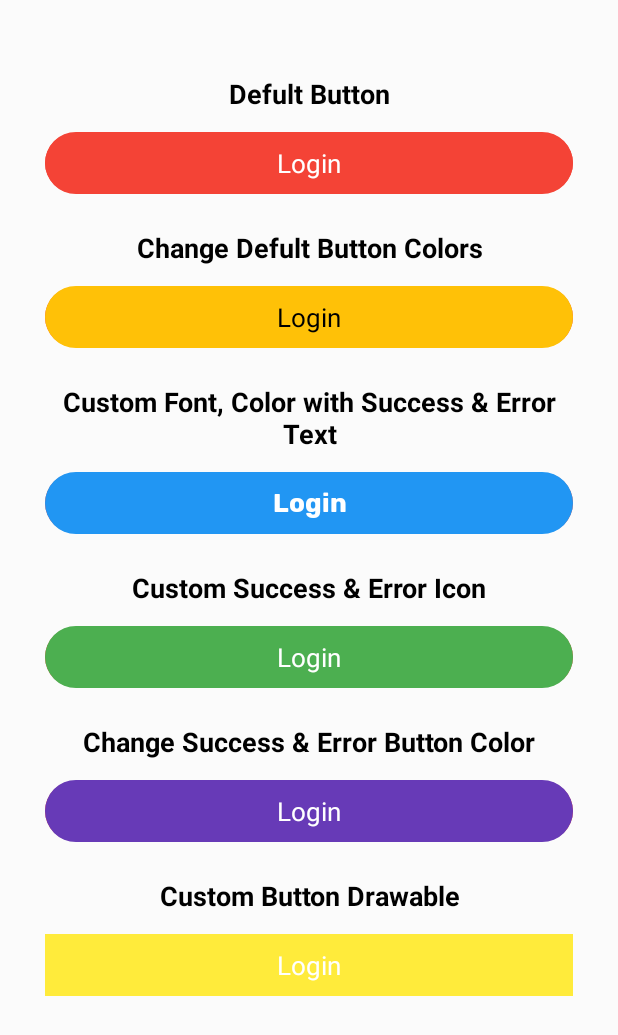
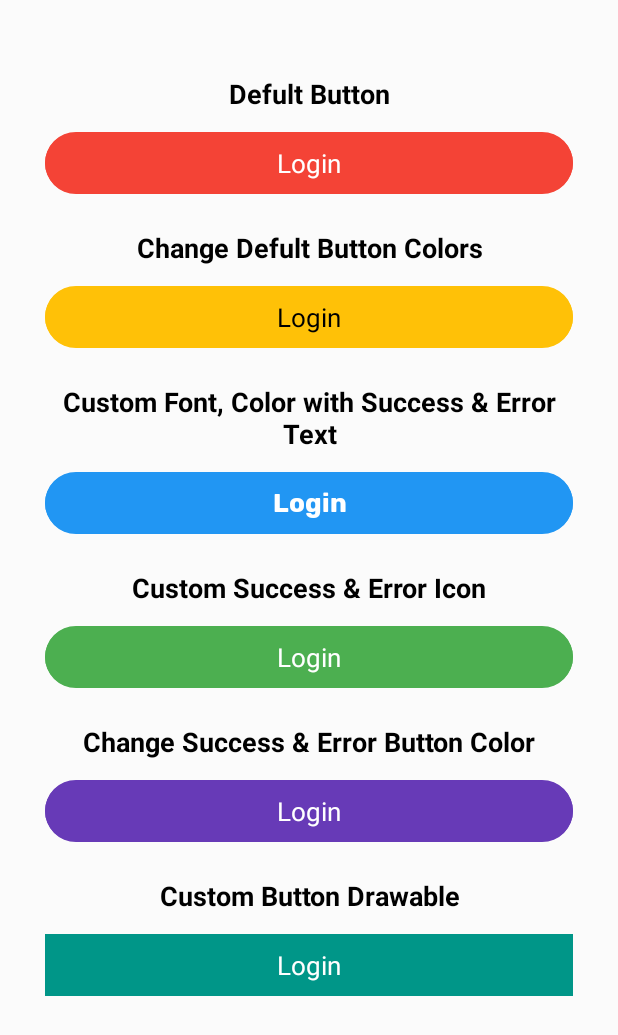
Before and after one commit to smartrk/AndroidLoadingButton, an Android app: the screen it shows after launch (MainActivity), on a phone screen of 412 x 824 dp. Shown: the top 1035 px of the screen. Run offline under Robolectric (Android 15) with nearby library versions, the phone set to English and light mode, and no system bars.

Commit message:
Fix Bug.

```diff
--- a/ProgressButton/src/main/java/com/rk/progressbutton/RkProgressButton.kt
+++ b/ProgressButton/src/main/java/com/rk/progressbutton/RkProgressButton.kt
@@ -39,18 +39,19 @@ open class RkProgressButton(context: Context, attrs: AttributeSet?, defStyleAttr
         val view = LayoutInflater.from(context).inflate(R.layout.rk_progress, this, true)
 //        setOnClickListener(this)
 
-        if (buttonImage == null) {
-            backgroungColor?.let {
-                if (it != -1) {
-                    ImageViewCompat.setImageTintList(buttonCons, ColorStateList.valueOf(it))
-                }
+        buttonImage?.let {
+            buttonCons?.setImageDrawable(it)
+        }
+
+        backgroungColor?.let {
+            if (it != -1) {
+                ImageViewCompat.setImageTintList(buttonCons, ColorStateList.valueOf(it))
+                ImageViewCompat.setImageTintList(buttonCons2, ColorStateList.valueOf(it))
             }
         }
 
 
-        buttonImage?.let {
-            buttonCons?.setImageDrawable(it)
-        }
+
 
         progressColor?.let {
             if (it != -1) {
@@ -196,6 +197,13 @@ open class RkProgressButton(context: Context, attrs: AttributeSet?, defStyleAttr
 
 
     fun progressAnimation() {
+        backgroungColor?.let {
+            if (it != -1) {
+                ImageViewCompat.setImageTintList(buttonCons, ColorStateList.valueOf(it))
+                ImageViewCompat.setImageTintList(buttonCons2, ColorStateList.valueOf(it))
+            }
+        }
+
         isClicable = false
         mainLay!!.setTransition(R.id.start, R.id.end)
         mainLay!!.transitionToEnd()
@@ -247,15 +255,11 @@ open class RkProgressButton(context: Context, attrs: AttributeSet?, defStyleAttr
             errorImage = getDrawable(context, R.drawable.error_image)
         }
 
-        backgroungColor?.let {
-            if (it != -1) {
-                ImageViewCompat.setImageTintList(buttonCons, ColorStateList.valueOf(it))
-            }
-        }
 
         bgErrorColor?.let {
             if (it != -1) {
                 ImageViewCompat.setImageTintList(buttonCons, ColorStateList.valueOf(it))
+                ImageViewCompat.setImageTintList(buttonCons2, ColorStateList.valueOf(it))
             }
         }
 
--- a/app/src/main/res/drawable/btn_bg.xml
+++ b/app/src/main/res/drawable/btn_bg.xml
@@ -2,7 +2,7 @@
 <shape android:shape="rectangle"
     android:padding="10dp"
     xmlns:android="http://schemas.android.com/apk/res/android">
-    <solid android:color="#FFEB3B"/>
+    <solid android:color="#3F51B5"/>
 
 
 </shape>
--- a/app/src/main/res/layout/activity_main.xml
+++ b/app/src/main/res/layout/activity_main.xml
@@ -98,7 +98,7 @@
             android:id="@+id/customeDrawableButton"
             android:layout_width="match_parent"
             android:layout_height="wrap_content"
-            app:buttonColor="#673AB7"
+            app:buttonColor="#009688"
             app:buttonErrorColor="#F44336"
             app:buttonDrawable="@drawable/btn_bg"
             app:buttonSucessColor="#8BC34A"
```
